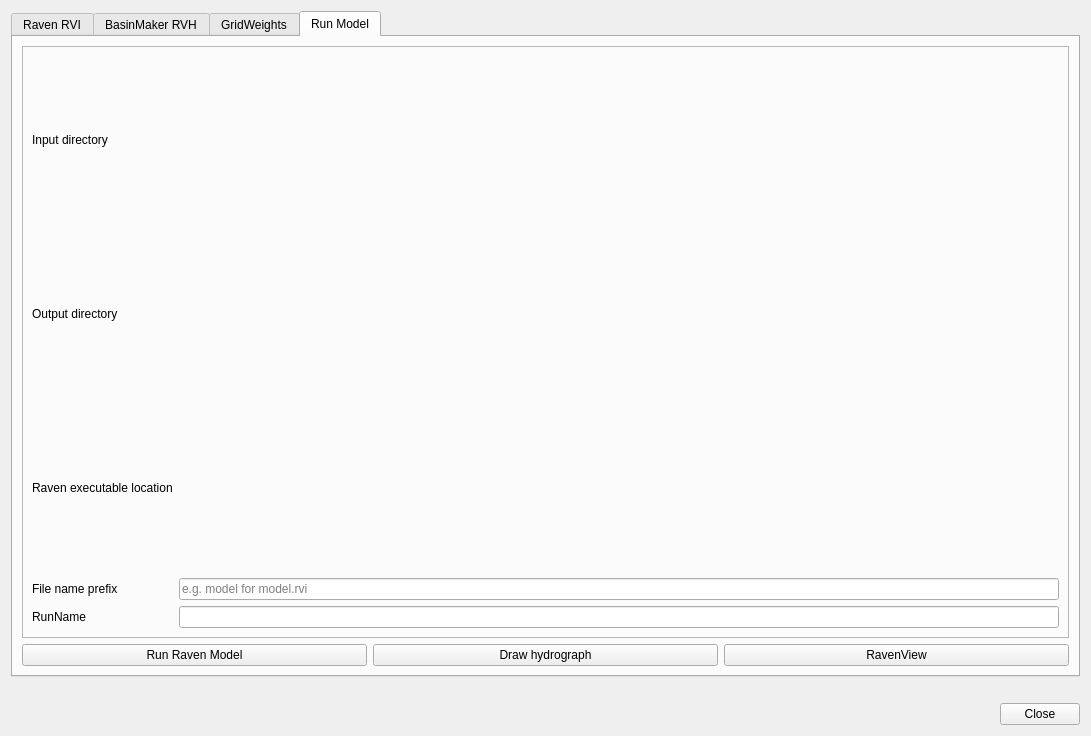
Above: qraven/qraven_dialog_base.ui from Scriptbash/QRaven before the change. Below: the same form after it.
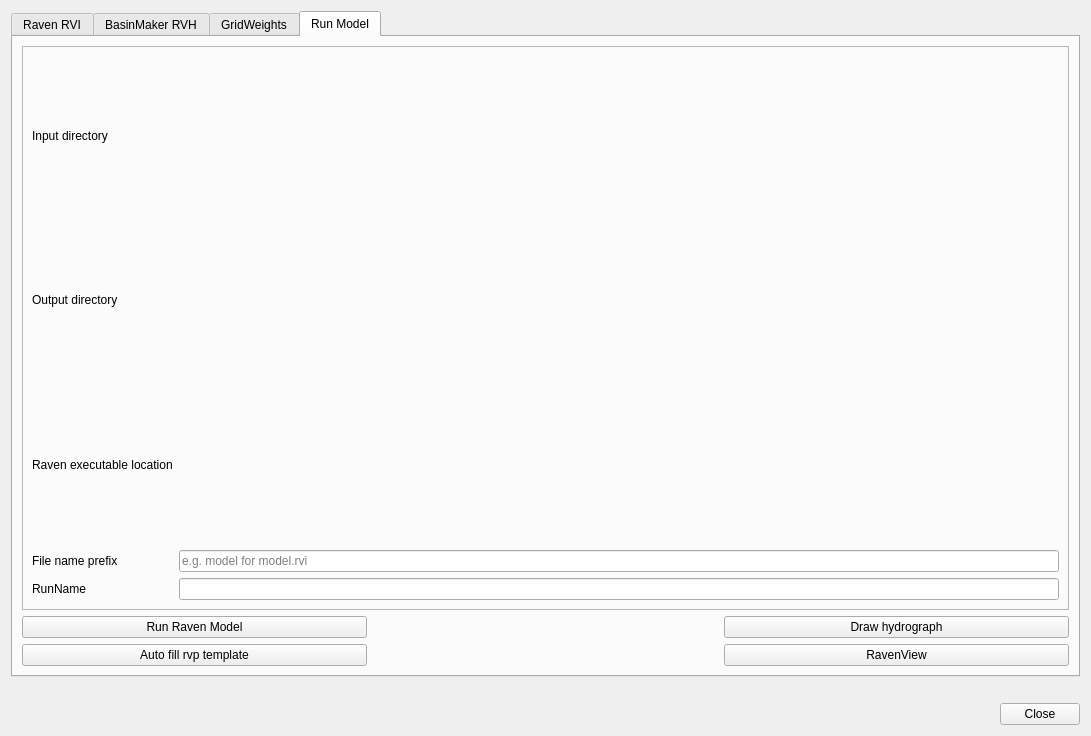
That is the form after the change. The open tabs and pages were chosen to show the change. Custom widgets are drawn as their Qt base class.

Commit message: Start port RavenR rvn_rvp_fill_template

```diff
--- a/qraven/qraven_dialog_base.ui
+++ b/qraven/qraven_dialog_base.ui
@@ -4804,13 +4804,6 @@
        <string>Run Model</string>
       </attribute>
       <layout class="QGridLayout" name="gridLayout_10">
-       <item row="3" column="1">
-        <widget class="QPushButton" name="btn_gatheroutput">
-         <property name="text">
-          <string>Draw hydrograph</string>
-         </property>
-        </widget>
-       </item>
        <item row="3" column="0">
         <widget class="QPushButton" name="btn_runraven">
          <property name="text">
@@ -4818,13 +4811,27 @@
          </property>
         </widget>
        </item>
-       <item row="3" column="2">
+       <item row="4" column="0">
+        <widget class="QPushButton" name="btn_fillrvptemplate">
+         <property name="text">
+          <string>Auto fill rvp template</string>
+         </property>
+        </widget>
+       </item>
+       <item row="4" column="2">
         <widget class="QPushButton" name="btn_ravenview">
          <property name="text">
           <string>RavenView</string>
          </property>
         </widget>
        </item>
+       <item row="3" column="2">
+        <widget class="QPushButton" name="btn_gatheroutput">
+         <property name="text">
+          <string>Draw hydrograph</string>
+         </property>
+        </widget>
+       </item>
        <item row="0" column="0" colspan="3">
         <widget class="QFrame" name="frame">
          <property name="frameShape">
```
The commit also changes 1 other file.
